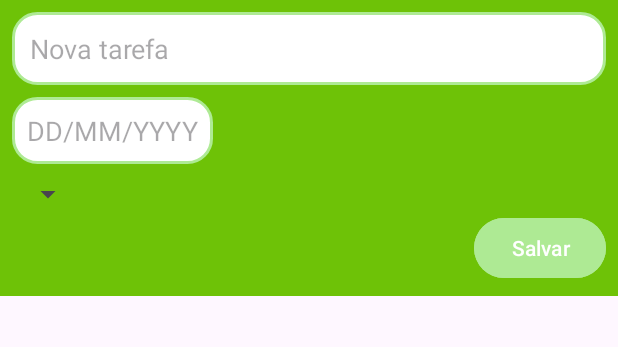
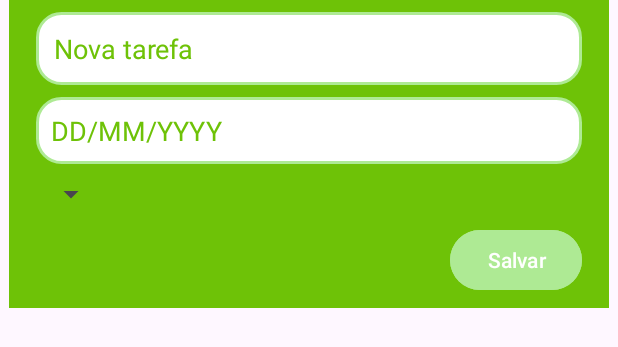
Before and after one commit to SouLuigi/ToDoList, an Android app: the layout activity_add_new_task.xml on its own in the app's theme, with its tools: preview values and no code run, on a phone screen of 412 x 824 dp. Shown: the top 347 px of the screen. Run offline under Robolectric (Android 15) with nearby library versions, the phone set to English and light mode, and no system bars.

```diff
--- a/app/src/main/java/com/ex/todolist/TaskViewModel.kt
+++ b/app/src/main/java/com/ex/todolist/TaskViewModel.kt
@@ -15,8 +15,8 @@ class TaskViewModel : ViewModel() {
 
     fun addTask(title: String, date: String, category: String) {
         val currentTasks = _tasks.value ?: emptyList()
-        val newId = (currentTasks.maxOfOrNull { it.id } ?: 0) + 1
-        val newTask = Task(id = newId, title = title, date = date, category = category)
+        val newId = if (currentTasks.isNotEmpty()) currentTasks.maxOf { it.id } + 1 else 1
+        val newTask = Task(id = newId, title = title, category = category, date = date, isComplete = false)
         _tasks.value = currentTasks + newTask
     }
 
--- a/app/src/main/res/layout/activity_add_new_task.xml
+++ b/app/src/main/res/layout/activity_add_new_task.xml
@@ -9,7 +9,7 @@
 
     <LinearLayout
         android:id="@+id/linearLayoutNewTask"
-        android:layout_width="match_parent"
+        android:layout_width="400dp"
         android:layout_height="match_parent"
         android:background="@color/buttonColor"
         android:orientation="vertical"
@@ -22,35 +22,45 @@
             android:layout_width="match_parent"
             android:layout_height="wrap_content"
             android:layout_marginBottom="8dp"
+            android:layout_marginHorizontal="10dp"
             android:background="@drawable/edittext_rounded"
             android:hint="@string/nova_tarefa"
+            android:textColorHint="@color/buttonColor"
             android:padding="12dp"
-            android:textSize="18sp" />
+            android:textSize="18sp"
+            android:textColor="@color/buttonColor"/>
 
 
         <EditText
             android:id="@+id/editTextData"
-            android:layout_width="wrap_content"
+            android:layout_width="match_parent"
             android:layout_height="wrap_content"
             android:layout_marginBottom="8dp"
+            android:layout_marginHorizontal="10dp"
             android:background="@drawable/edittext_rounded"
             android:focusable="false"
             android:hint="DD/MM/YYYY"
+            android:textColorHint="@color/buttonColor"
             android:padding="10dp"
-            android:textSize="18sp" />
+            android:textSize="18sp"
+            android:textColor="@color/buttonColor"/>
 
         <Spinner
             android:id="@+id/spinnerCategory"
             android:layout_width="wrap_content"
             android:layout_height="wrap_content"
+            android:layout_marginBottom="8dp"
+            android:layout_marginHorizontal="9dp"
             android:padding="10dp" />
 
         <com.google.android.material.button.MaterialButton
             android:id="@+id/buttonSaveNewTask"
             android:layout_width="wrap_content"
             android:layout_height="wrap_content"
+            android:layout_marginHorizontal="10dp"
             android:layout_gravity="end"
             android:backgroundTint="@color/GridColor"
+            android:textColor="@color/white"
             android:padding="8dp"
             android:text="@string/salvar"
 
--- a/app/src/main/res/values/strings.xml
+++ b/app/src/main/res/values/strings.xml
@@ -7,4 +7,5 @@
     <string name="title_activity_add_new_task">AddNewTask</string>
     <string name="nova_tarefa">Nova tarefa</string>
     <string name="salvar">Salvar</string>
+    <string name="delete_task" />
 </resources>
```
Also changed, not shown: app/src/main/java/com/ex/todolist/AddNewTask.kt (+33 -1 lines), app/src/main/java/com/ex/todolist/MainActivity.kt (+28 -6 lines), app/src/main/java/com/ex/todolist/TaskAdapter.kt (+12 -18 lines), app/src/main/res/layout/item_task.xml (+31 -24 lines).
